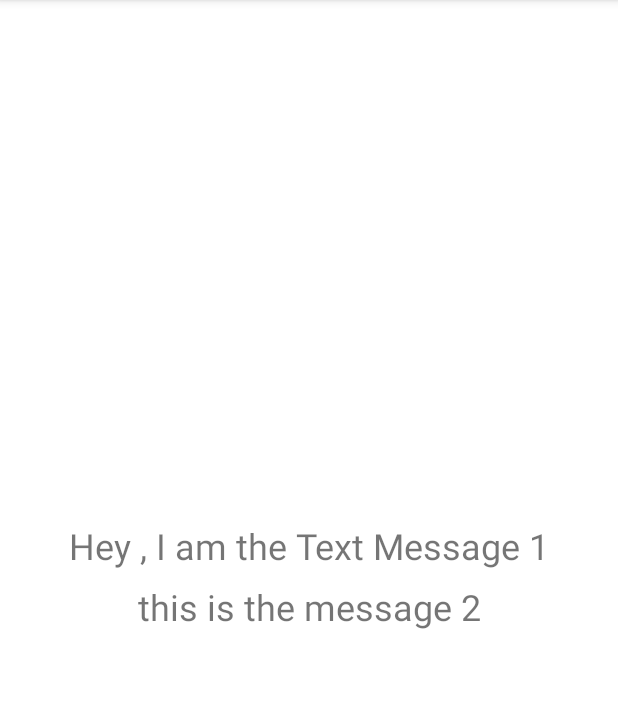
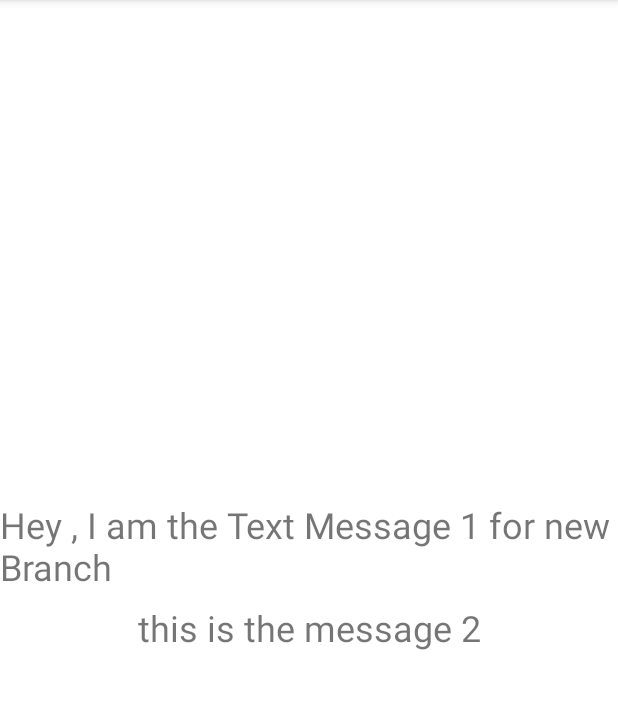
Before and after one commit to danuja-wije/MadLab1, an Android app: the screen it shows after launch (MainActivity), on a phone screen of 412 x 824 dp, the part 84-793 px from its top. Run offline under Robolectric (Android 15) with nearby library versions, the phone set to English and light mode, and no system bars.

Commit message:
Init App Commit for new branch

```diff
--- a/app/src/main/res/values/strings.xml
+++ b/app/src/main/res/values/strings.xml
@@ -1,6 +1,6 @@
 <resources>
     <string name="app_name">tute</string>
-    <string name="Msg1">Hey , I am the Text Message 1</string>
+    <string name="Msg1">Hey , I am the Text Message 1 for new Branch</string>
     <string name="Msg2">this is the message 2</string>
     <string name="msg3"><![CDATA[<>!~]]></string>
 </resources>
```
